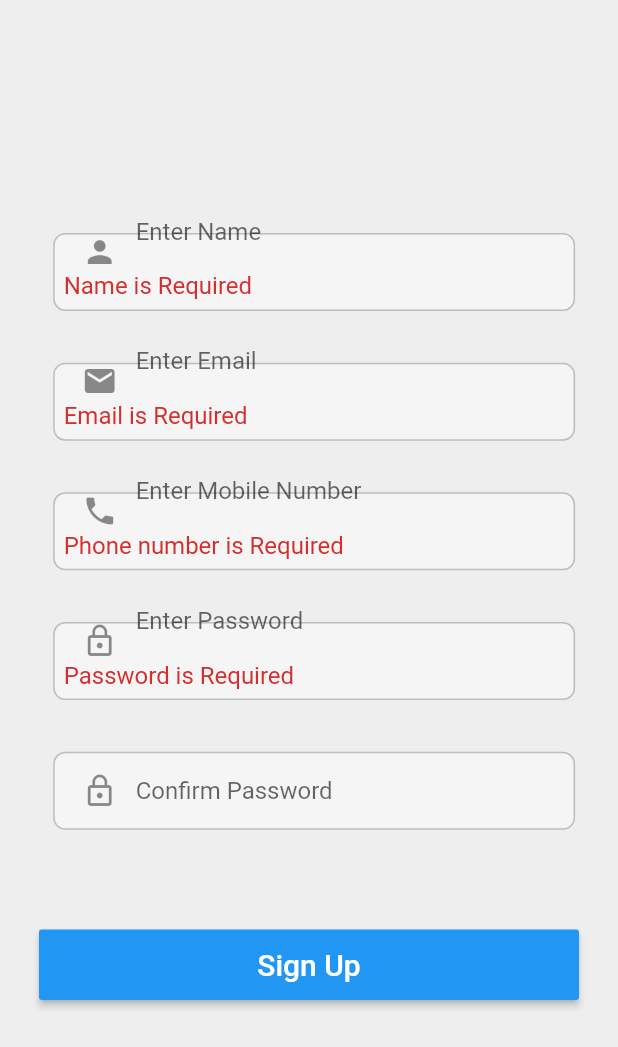
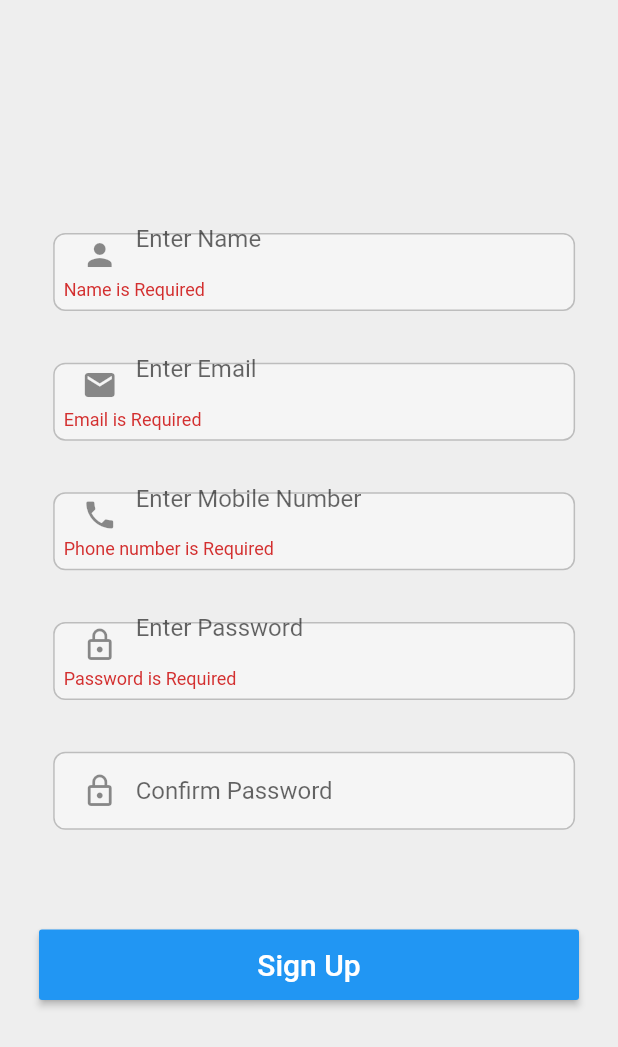
Before and after one commit to harshbhavsar011/StandardAppStructureFlutter, a Flutter app: the PageSignUp screen opened by its route, after a tap on "Sign Up", on a phone screen of 412 x 824 dp. Shown: the top 1047 px of the screen. Run offline on Flutter 3.47's test engine with Material 2 defaults, Android fonts, the phone set to English and light mode, and no system bars; our stand-ins replace connectivity, firebase_auth, rxdart, shared_preferences; accounts and stored records are empty.

Commit message:
box_customFeild

```diff
--- a/lib/widgets/box_customfeild.dart
+++ b/lib/widgets/box_customfeild.dart
@@ -22,7 +22,6 @@ class BoxFeild extends StatefulWidget {
   final bool enabled;
   final IconData icon;
   final String hintText;
-  final String errorText;
   final String lableText;
   final double cursorWidth;
   final Radius cursorRadius;
@@ -66,7 +65,6 @@ class BoxFeild extends StatefulWidget {
     this.keyboardAppearance,
     this.scrollPadding,
     this.validator,
-    this.errorText,
     this.onFieldSubmitted,
   })  : assert(textAlign != null),
         assert(autofocus != null),
@@ -103,10 +101,13 @@ class _BoxFeildState extends State<BoxFeild> {
         crossAxisAlignment: CrossAxisAlignment.center,
         mainAxisAlignment: MainAxisAlignment.center,
         children: <Widget>[
-          SizedBox(width: width / 30),
+          SizedBox(
+            width: width / 30,
+          ),
           Expanded(
               child: Container(
-            margin: const EdgeInsets.only(top: 2.0, bottom: 2.0, left: 8.0, right: 8.0),
+            margin: const EdgeInsets.only(
+                top: 2.0, bottom: 2.0, left: 8.0, right: 8.0),
             padding: const EdgeInsets.all(6.0),
             alignment: Alignment.center,
             height: 52.0,
@@ -121,10 +122,6 @@ class _BoxFeildState extends State<BoxFeild> {
               onFieldSubmitted: this.widget.onFieldSubmitted,
               decoration: new InputDecoration(
                   border: InputBorder.none,
-                  errorText: this.widget.errorText,
-                  errorStyle: TextStyle(
-                    fontSize: 16.0
-                  ),
                   prefixIcon: Icon(
                     this.widget.icon,
                     size: 24.0,
```
